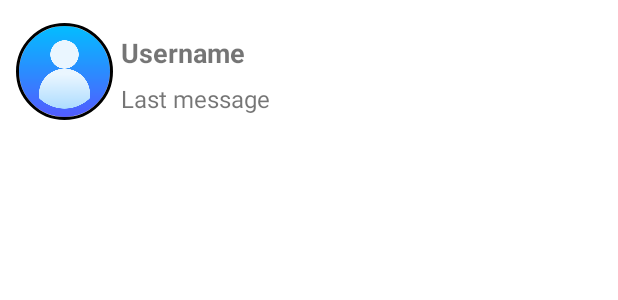
After one commit to ShawonSUSTSWE/Chirper, an Android app: the layout sample_show_users.xml on its own in the app's theme, with its tools: preview values and no code run, on a phone screen of 412 x 824 dp. The commit adds this screen. Shown: the top 300 px of the screen. Run offline under Robolectric (Android 15) with nearby library versions, the phone set to English and light mode, and no system bars; Roboto replaces fonts that are not available here.

Commit message:
Users shown in Dashboard

```diff
--- a/app/build.gradle
+++ b/app/build.gradle
@@ -60,6 +60,7 @@ dependencies {
     implementation 'com.google.firebase:firebase-database'
     implementation 'com.google.android.gms:play-services-auth:19.0.0'
     implementation 'androidx.legacy:legacy-support-v4:1.0.0'
+    implementation 'com.squareup.picasso:picasso:2.71828'
     testImplementation 'junit:junit:4.+'
     androidTestImplementation 'androidx.test.ext:junit:1.1.2'
     androidTestImplementation 'androidx.test.espresso:espresso-core:3.3.0'
--- a/app/src/main/java/com/example/chirper/Models/Users.java
+++ b/app/src/main/java/com/example/chirper/Models/Users.java
@@ -87,7 +87,7 @@ public class Users {
         this.lastmsg = lastmsg;
     }
 
-    public String getUserId() {
+    public String getUserId(String key) {
 
         return userId;
     }
--- a/app/src/main/java/com/example/chirper/SignInActivity.java
+++ b/app/src/main/java/com/example/chirper/SignInActivity.java
@@ -347,6 +347,7 @@ public class SignInActivity extends AppCompatActivity {
                             user.setEmail(mUser.getEmail());
                             user.setUsername(mUser.getDisplayName());
                             user.setProfile_picture(mUser.getPhotoUrl().toString());
+                            user.setUserId(mUser.getUid());
 
                             mFirebaseDatabase.getReference().child("Users").child(mUser.getUid()).setValue(user);
 
@@ -379,6 +380,8 @@ public class SignInActivity extends AppCompatActivity {
                             user.setEmail(mFirebaseAuthCurrentUser.getEmail());
                             user.setUsername(mFirebaseAuthCurrentUser.getDisplayName());
                             user.setProfile_picture(mFirebaseAuthCurrentUser.getPhotoUrl().toString());
+                            user.setUserId(mFirebaseAuthCurrentUser.getUid());
+                            mFirebaseDatabase.getReference().child("Users").child(mFirebaseAuthCurrentUser.getUid()).setValue(user);
                             //updateUI(user);
                         } else {
                             // If sign in fails, display a message to the user.
--- /dev/null
+++ b/app/src/main/res/layout/sample_show_users.xml
@@ -0,0 +1,43 @@
+<?xml version="1.0" encoding="utf-8"?>
+<LinearLayout xmlns:android="http://schemas.android.com/apk/res/android"
+    android:layout_width="match_parent"
+    android:layout_height="wrap_content"
+    android:orientation="horizontal">
+
+    <de.hdodenhof.circleimageview.CircleImageView
+        xmlns:app="http://schemas.android.com/apk/res-auto"
+        android:id="@+id/profile_image"
+        android:layout_width="75dp"
+        android:layout_gravity="center"
+        android:layout_height="75dp"
+        android:src="@drawable/user"
+        app:civ_border_width="2dp"
+        app:civ_border_color="#FF000000"
+        android:padding="5dp"
+        android:layout_marginLeft="5dp"/>
+    <LinearLayout
+        android:layout_width="match_parent"
+        android:layout_height="96dp"
+        android:orientation="vertical"
+        android:gravity="center_vertical">
+        <TextView
+            android:layout_width="match_parent"
+            android:layout_height="wrap_content"
+            android:id="@+id/userName"
+            android:text="Username"
+            android:textSize="18sp"
+            android:textStyle="bold"
+            android:paddingTop="5dp"
+            android:paddingBottom="5dp"/>
+        <TextView
+            android:layout_width="match_parent"
+            android:layout_height="wrap_content"
+            android:text="Last message"
+            android:id="@+id/lastmsg"
+            android:textSize="16sp"
+            android:paddingTop="2dp"
+            android:paddingBottom="2dp"/>
+
+    </LinearLayout>
+
+</LinearLayout>
```
Also changed, not shown: app/src/main/java/com/example/chirper/Adapters/UsersAdapter.java (added, +73 -0 lines), app/src/main/java/com/example/chirper/Fragments/ChatsFragment.java (+50 -41 lines), app/src/main/res/layout/fragment_chats.xml (+10 -6 lines), app/src/main/res/drawable/user.png (added).
